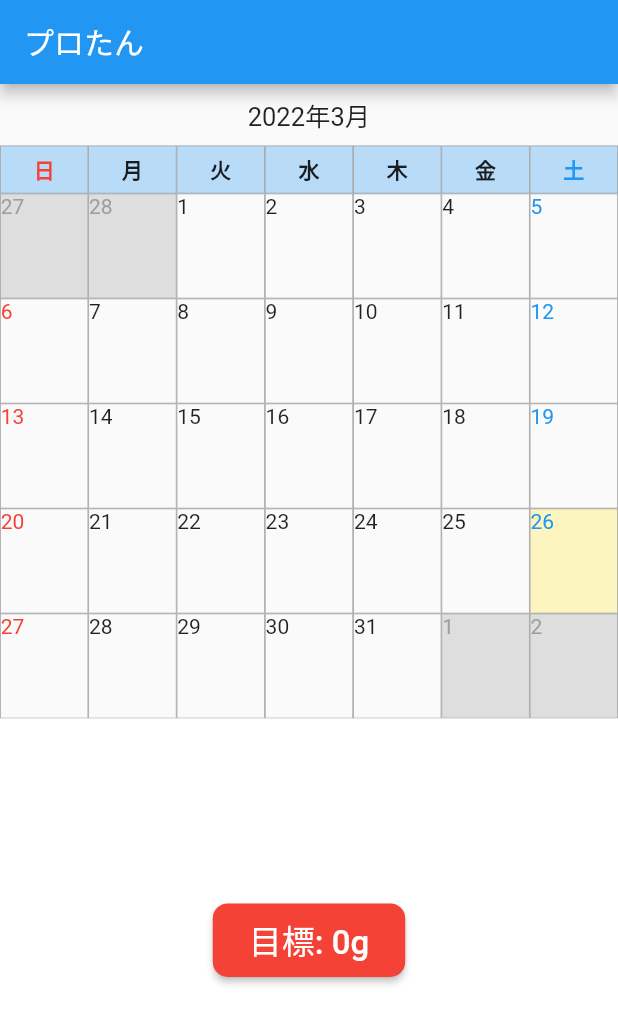
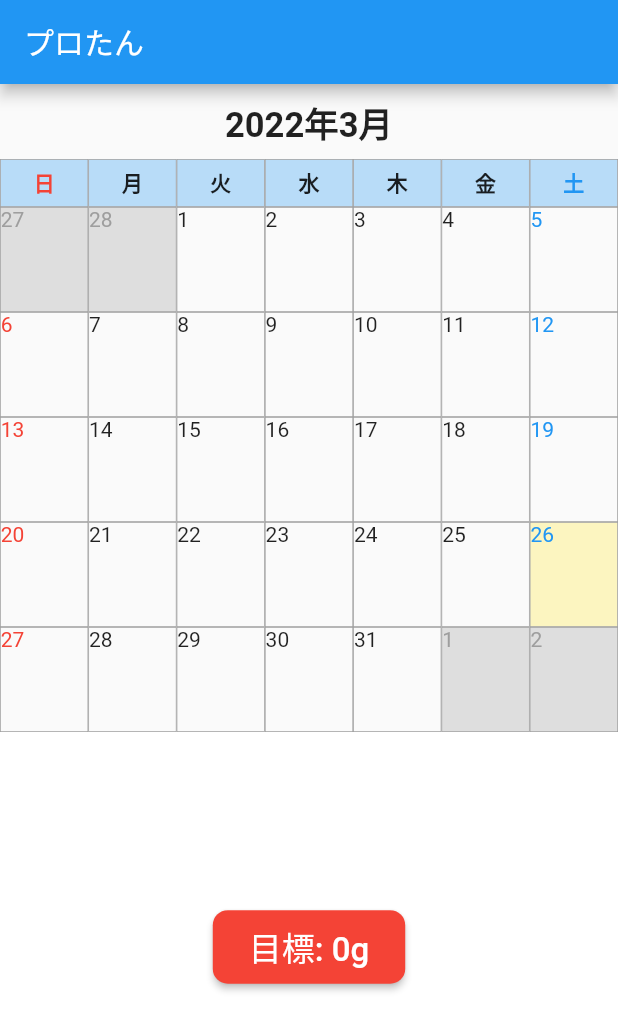
Before and after one commit to ohyeaho/protein_log, a Flutter app: the screen it shows after launch, on a phone screen of 412 x 824 dp. Shown: the top 1030 px of the screen. Run offline on Flutter 3.47's test engine with Material 2 defaults, Android fonts, the phone set to English and light mode, and no system bars; drawn by our look-alikes of google_mobile_ads, table_calendar; our stand-ins replace shared_preferences; network calls fail.

Commit message:
change fontsize

```diff
--- a/lib/pages/calendar_page.dart
+++ b/lib/pages/calendar_page.dart
@@ -146,6 +146,10 @@ class _CalendarPageState extends State<CalendarPage> {
             headerStyle: const HeaderStyle(
               formatButtonVisible: false,
               titleCentered: true,
+              titleTextStyle: TextStyle(
+                fontWeight: FontWeight.bold,
+                fontSize: 23,
+              ),
               leftChevronVisible: false,
               rightChevronVisible: false,
             ),
```
